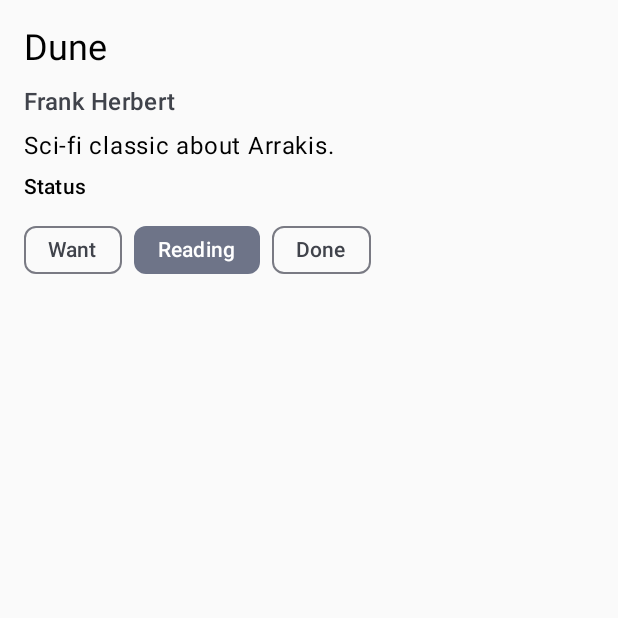
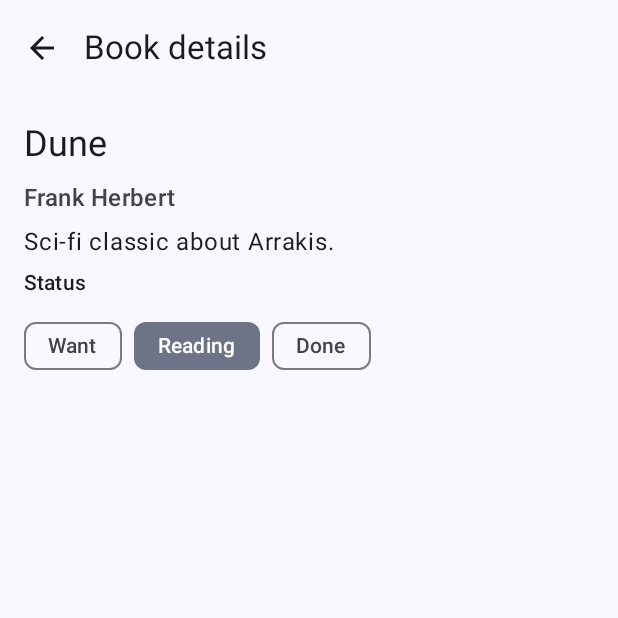
Before and after one commit to sdkhmt13/Mobileproject, an Android app built with Jetpack Compose: the screen it shows after launch (MainActivity), after a tap on "Open book 1", on a phone screen of 412 x 824 dp, the top half of it. Run offline under Robolectric (Android 15) with nearby library versions, the phone set to English and light mode, and no system bars.

Commit message:
Add TopAppBar with back button

```diff
--- a/app/build.gradle.kts
+++ b/app/build.gradle.kts
@@ -58,4 +58,5 @@ dependencies {
     implementation("org.jetbrains.kotlinx:kotlinx-coroutines-android:1.8.1")
 
     implementation("androidx.navigation:navigation-compose:2.8.5")
+    implementation("androidx.compose.material:material-icons-core:1.7.8")
 }
--- a/app/src/main/java/com/example/mobileproject/MainActivity.kt
+++ b/app/src/main/java/com/example/mobileproject/MainActivity.kt
@@ -37,7 +37,8 @@ fun AppPreview() {
 fun BookDetailPreview() {
     MobileprojectTheme {
         BookDetailScreen(
-            viewModel = BookDetailViewModel(InMemoryBookRepository(), "1")
+            viewModel = BookDetailViewModel(InMemoryBookRepository(), "1"),
+            onBack = {}
         )
     }
 }
--- a/app/src/main/java/com/example/mobileproject/ui/navigation/AppNavHost.kt
+++ b/app/src/main/java/com/example/mobileproject/ui/navigation/AppNavHost.kt
@@ -42,7 +42,10 @@ fun AppNavHost(repository: BookRepository) {
             val bookId = backStackEntry.arguments?.getString("bookId") ?: return@composable
             val detailViewModel: BookDetailViewModel =
                 viewModel(factory = ViewModelFactory(repository, bookId))
-            BookDetailScreen(viewModel = detailViewModel)
+            BookDetailScreen(
+                viewModel = detailViewModel,
+                onBack = { navController.popBackStack() }
+            )
         }
     }
 }
--- a/app/src/main/java/com/example/mobileproject/ui/screens/BookDetailScreen.kt
+++ b/app/src/main/java/com/example/mobileproject/ui/screens/BookDetailScreen.kt
@@ -5,33 +5,60 @@ import androidx.compose.foundation.layout.Box
 import androidx.compose.foundation.layout.Column
 import androidx.compose.foundation.layout.fillMaxSize
 import androidx.compose.foundation.layout.padding
+import androidx.compose.material.icons.Icons
+import androidx.compose.material.icons.automirrored.filled.ArrowBack
+import androidx.compose.material3.ExperimentalMaterial3Api
+import androidx.compose.material3.Icon
+import androidx.compose.material3.IconButton
 import androidx.compose.material3.MaterialTheme
+import androidx.compose.material3.Scaffold
 import androidx.compose.material3.Text
+import androidx.compose.material3.TopAppBar
 import androidx.compose.runtime.Composable
 import androidx.compose.runtime.getValue
 import androidx.compose.ui.Alignment
 import androidx.compose.ui.Modifier
 import androidx.compose.ui.unit.dp
 import androidx.lifecycle.compose.collectAsStateWithLifecycle
+import com.example.mobileproject.ui.components.StatusChips
 import com.example.mobileproject.viewmodel.BookDetailViewModel
-import com.example.mobileproject.ui.components.StatusChips
 
+@OptIn(ExperimentalMaterial3Api::class)
 @Composable
 fun BookDetailScreen(
     viewModel: BookDetailViewModel,
-    modifier: Modifier = Modifier
+    onBack: () -> Unit
 ) {
     val book by viewModel.book.collectAsStateWithLifecycle()
+
+    Scaffold(
+        topBar = {
+            TopAppBar(
+                title = { Text("Book details") },
+                navigationIcon = {
+                    IconButton(onClick = onBack) {
+                        Icon(Icons.AutoMirrored.Filled.ArrowBack, contentDescription = "Back")
+                    }
+                }
+            )
+        }
+    ) { innerPadding ->
         val current = book
 
         if (current == null) {
-        Box(modifier = modifier.fillMaxSize(), contentAlignment = Alignment.Center) {
+            Box(
+                modifier = Modifier
+                    .fillMaxSize()
+                    .padding(innerPadding),
+                contentAlignment = Alignment.Center
+            ) {
                 Text("Book not found")
             }
         } else {
             Column(
-            modifier = modifier
+                modifier = Modifier
                     .fillMaxSize()
+                    .padding(innerPadding)
                     .padding(16.dp),
                 verticalArrangement = Arrangement.spacedBy(8.dp)
             ) {
@@ -41,9 +68,7 @@ fun BookDetailScreen(
                     style = MaterialTheme.typography.titleMedium,
                     color = MaterialTheme.colorScheme.onSurfaceVariant
                 )
-
                 Text(current.description, style = MaterialTheme.typography.bodyLarge)
-
                 Text("Status", style = MaterialTheme.typography.labelLarge)
                 StatusChips(
                     selected = current.status,
@@ -53,3 +78,4 @@ fun BookDetailScreen(
             }
         }
     }
+}
```
Lines whose indentation alone changed are shown as unchanged.
